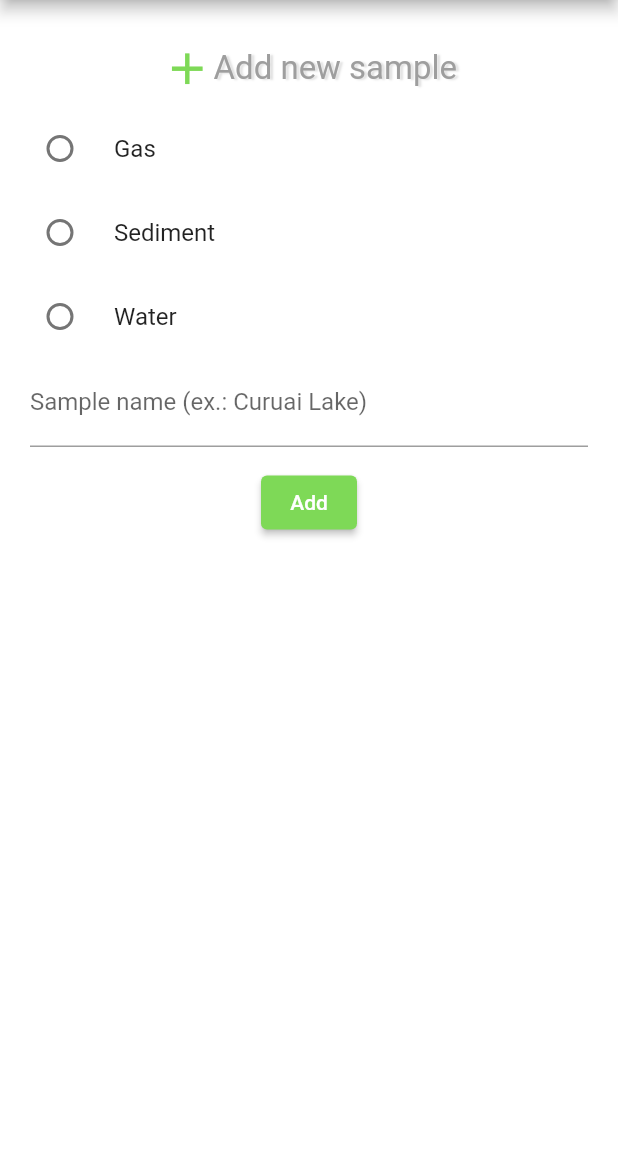
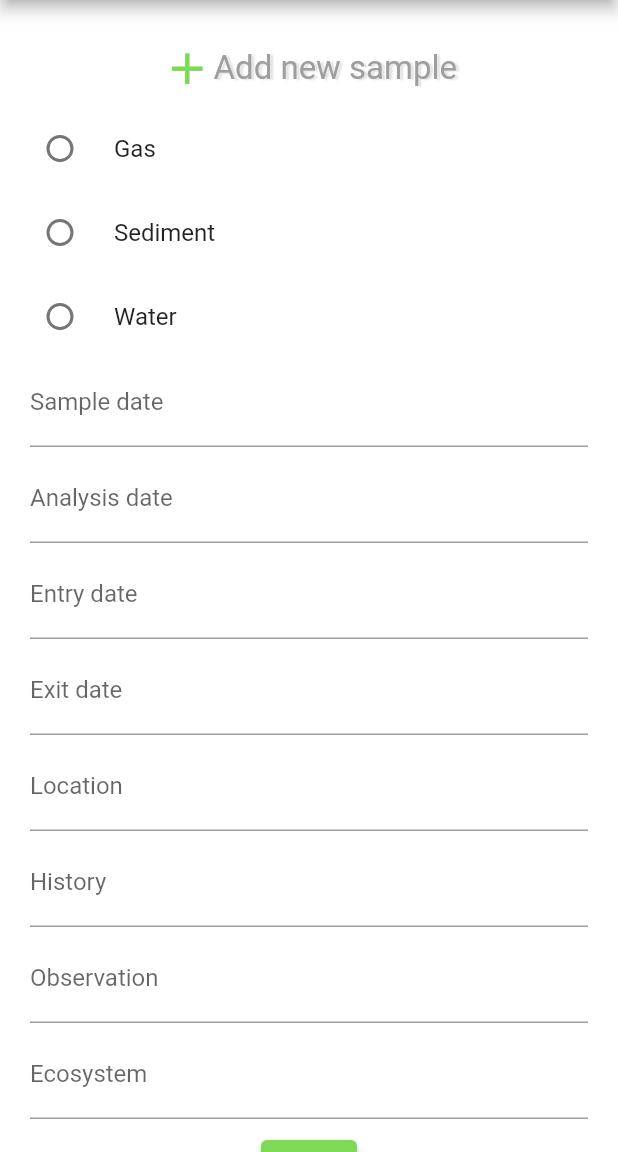
Before and after one commit to LabTracking/labtracking, a Flutter app: the NewSampleScreen screen opened by its route, on a phone screen of 412 x 824 dp, the part 84-1236 px from its top. Run offline on Flutter 3.47's test engine with Material 2 defaults, Android fonts, the phone set to English and light mode, and no system bars; our stand-ins replace cloud_firestore, firebase_auth, firebase_core, flutter_signin_button, google_sign_in; accounts and stored records are empty.

Commit message:
new sample form and firebase reconfigured

```diff
--- a/lib/components/new_sample_form.dart
+++ b/lib/components/new_sample_form.dart
@@ -5,7 +5,14 @@ import 'package:labtracking/models/water.dart';
 import 'package:labtracking/services/new_sample_service.dart';
 
 class NewSampleForm extends StatefulWidget {
-  const NewSampleForm({super.key});
+  final String researcherId;
+  final String researcherEmail;
+
+  const NewSampleForm({
+    required this.researcherId,
+    required this.researcherEmail,
+    super.key,
+  });
 
   @override
   State<NewSampleForm> createState() => _NewSampleFormState();
@@ -15,8 +22,17 @@ class _NewSampleFormState extends State<NewSampleForm> {
   @override
   final _formKey = GlobalKey<FormState>();
 
-  String newSample = '';
-  final newSampleController = TextEditingController();
+  //String newSample = '';
+  //final newSampleController = TextEditingController();
+  final dateController = TextEditingController();
+  final dateAnalysisController = TextEditingController();
+  final entryDateController = TextEditingController();
+  final exitDateController = TextEditingController();
+  final locationController = TextEditingController();
+  final historyController = TextEditingController();
+  final observationController = TextEditingController();
+  final ecosystemController = TextEditingController();
+  //final observationController = TextEditingController();
 
   bool isLoading = false;
 
@@ -36,15 +52,49 @@ class _NewSampleFormState extends State<NewSampleForm> {
     }
 
     if (_value == 1) {
-      await NewSampleService.save(Gas().name, newSampleController.text);
+      print(widget.researcherEmail);
+      await NewSampleService.save(
+        Gas().name,
+        widget.researcherId,
+        widget.researcherEmail,
+        dateController.text,
+        entryDateController.text,
+        exitDateController.text,
+        locationController.text,
+        historyController.text,
+        observationController.text,
+        ecosystemController.text,
+      );
     }
 
     if (_value == 2) {
-      await NewSampleService.save(Sediment().name, newSampleController.text);
+      await NewSampleService.save(
+        Sediment().name,
+        widget.researcherId,
+        widget.researcherEmail,
+        dateController.text,
+        entryDateController.text,
+        exitDateController.text,
+        locationController.text,
+        historyController.text,
+        observationController.text,
+        ecosystemController.text,
+      );
     }
 
     if (_value == 3) {
-      await NewSampleService.save(Water().name, newSampleController.text);
+      await NewSampleService.save(
+        Water().name,
+        widget.researcherId,
+        widget.researcherEmail,
+        dateController.text,
+        entryDateController.text,
+        exitDateController.text,
+        locationController.text,
+        historyController.text,
+        observationController.text,
+        ecosystemController.text,
+      );
     }
 
     setState(() {
@@ -54,7 +104,8 @@ class _NewSampleFormState extends State<NewSampleForm> {
 
   @override
   Widget build(BuildContext context) {
-    return Form(
+    return SingleChildScrollView(
+      child: Form(
         key: _formKey,
         child: Padding(
           padding: const EdgeInsets.only(left: 20.0, right: 20.0, top: 20.0),
@@ -77,8 +128,8 @@ class _NewSampleFormState extends State<NewSampleForm> {
                         color: Colors.grey,
                         shadows: [
                           Shadow(
-                          color:
-                              Colors.black12, // Choose the color of the shadow
+                            color: Colors
+                                .black12, // Choose the color of the shadow
                             blurRadius:
                                 1.0, // Adjust the blur radius for the shadow effect
                             offset: Offset(2.0,
@@ -130,15 +181,91 @@ class _NewSampleFormState extends State<NewSampleForm> {
                 ],
               ),
               TextFormField(
-              key: const ValueKey('name'),
-              controller: newSampleController,
-              onChanged: (type) => setState(() => newSample = type),
+                key: const ValueKey('date'),
+                controller: dateController,
+                onChanged: (type) => setState(() => dateController.text = type),
                 enabled: true,
                 decoration: const InputDecoration(
-                labelText: 'Sample name (ex.: Curuai Lake)',
+                  labelText: 'Sample date',
                 ),
               ),
               const SizedBox(height: 5),
+              TextFormField(
+                key: const ValueKey('dateAnalysis'),
+                controller: dateAnalysisController,
+                onChanged: (type) =>
+                    setState(() => dateAnalysisController.text = type),
+                enabled: true,
+                decoration: const InputDecoration(
+                  labelText: 'Analysis date',
+                ),
+              ),
+              const SizedBox(height: 5),
+              TextFormField(
+                key: const ValueKey('entryDate'),
+                controller: entryDateController,
+                onChanged: (type) =>
+                    setState(() => entryDateController.text = type),
+                enabled: true,
+                decoration: const InputDecoration(
+                  labelText: 'Entry date',
+                ),
+              ),
+              const SizedBox(height: 5),
+              TextFormField(
+                key: const ValueKey('exitDate'),
+                controller: exitDateController,
+                onChanged: (type) =>
+                    setState(() => exitDateController.text = type),
+                enabled: true,
+                decoration: const InputDecoration(
+                  labelText: 'Exit date',
+                ),
+              ),
+              const SizedBox(height: 5),
+              TextFormField(
+                key: const ValueKey('location'),
+                controller: locationController,
+                onChanged: (type) =>
+                    setState(() => locationController.text = type),
+                enabled: true,
+                decoration: const InputDecoration(
+                  labelText: 'Location',
+                ),
+              ),
+              const SizedBox(height: 5),
+              TextFormField(
+                key: const ValueKey('history'),
+                controller: historyController,
+                onChanged: (type) =>
+                    setState(() => historyController.text = type),
+                enabled: true,
+                decoration: const InputDecoration(
+                  labelText: 'History',
+                ),
+              ),
+              const SizedBox(height: 5),
+              TextFormField(
+                key: const ValueKey('observation'),
+                controller: observationController,
+                onChanged: (type) =>
+                    setState(() => observationController.text = type),
+                enabled: true,
+                decoration: const InputDecoration(
+                  labelText: 'Observation',
+                ),
+              ),
+              const SizedBox(height: 5),
+              TextFormField(
+                key: const ValueKey('ecosystem'),
+                controller: ecosystemController,
+                onChanged: (type) =>
+                    setState(() => ecosystemController.text = type),
+                enabled: true,
+                decoration: const InputDecoration(
+                  labelText: 'Ecosystem',
+                ),
+              ),
               isLoading == true
                   ? const Padding(
                       padding: EdgeInsets.only(top: 8.0),
@@ -156,6 +283,7 @@ class _NewSampleFormState extends State<NewSampleForm> {
             ],
           ),
         ),
+      ),
     );
   }
 }
--- a/lib/screens/new_sample_screen.dart
+++ b/lib/screens/new_sample_screen.dart
@@ -34,7 +34,10 @@ class NewSampleScreen extends StatelessWidget {
         backgroundColor: const Color.fromARGB(255, 126, 217, 87),
       ),
       body: Center(
-        child: NewSampleForm(),
+        child: NewSampleForm(
+          researcherId: _auth.currentUser!.uid,
+          researcherEmail: _auth.currentUser!.email!,
+        ),
       ),
     );
   }
--- a/lib/services/new_sample_service.dart
+++ b/lib/services/new_sample_service.dart
@@ -4,7 +4,18 @@ import 'package:google_sign_in/google_sign_in.dart';
 import 'package:labtracking/models/researcher.dart';
 
 class NewSampleService {
-  static Future<void> save(String sampleType, String name) async {
+  static Future<void> save(
+    String sampleType,
+    String researcherId,
+    String researchEmail,
+    String date,
+    String entryDate,
+    String exitDate,
+    String location,
+    String history,
+    String observation,
+    String ecosystem,
+  ) async {
     //, String user) async {
     final store = FirebaseFirestore.instance;
 
@@ -18,10 +29,16 @@ class NewSampleService {
     // print(researcher);
     await store.collection('samples').add(
       {
+        'researcherId': researcherId,
+        'researcherEmail': researchEmail,
         'sampleType': sampleType,
-        'name': name,
-        //'researcherId': researcher['id'],
-        //'researcherEmail': user
+        'date': date,
+        'entryDate': entryDate,
+        'exitDate': exitDate,
+        'location': location,
+        'history': history,
+        'observation': observation,
+        'ecosystem': ecosystem,
       },
     );
   }
```
Also changed, not shown: 1 other file. Lines whose indentation alone changed are shown as unchanged.
